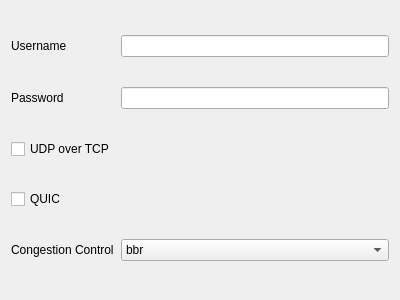
This is include/ui/profile/edit_naive.ui in Yulinanami/ethernet-tun-test as Qt 5 draws it before an edit. The edited form follows.
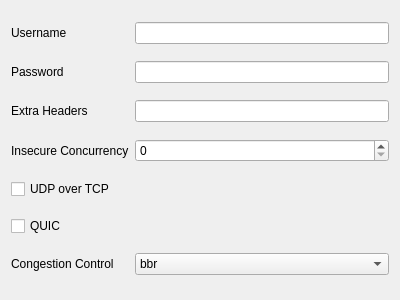
This is the edited form.

```diff
--- a/include/ui/profile/edit_naive.ui
+++ b/include/ui/profile/edit_naive.ui
@@ -21,7 +21,7 @@
      </property>
     </widget>
    </item>
-   <item row="2" column="0">
+   <item row="4" column="0">
     <widget class="QCheckBox" name="uot">
      <property name="text">
       <string>UDP over TCP</string>
@@ -41,7 +41,7 @@
      </property>
     </widget>
    </item>
-   <item row="4" column="1">
+   <item row="6" column="1">
     <widget class="QComboBox" name="congestion_control">
      <item>
       <property name="text">
@@ -65,20 +65,51 @@
      </item>
     </widget>
    </item>
-   <item row="4" column="0">
+   <item row="6" column="0">
     <widget class="QLabel" name="label_3">
      <property name="text">
       <string>Congestion Control</string>
      </property>
     </widget>
    </item>
-   <item row="3" column="0">
+   <item row="5" column="0">
     <widget class="QCheckBox" name="quic">
      <property name="text">
       <string>QUIC</string>
      </property>
     </widget>
    </item>
+   <item row="2" column="0">
+    <widget class="QLabel" name="label_4">
+     <property name="text">
+      <string>Extra Headers</string>
+     </property>
+    </widget>
+   </item>
+   <item row="2" column="1">
+    <widget class="QLineEdit" name="extra_headers">
+     <property name="toolTip">
+      <string>Headers sent to the proxy server, e.g. X-Username="user" X-Password="pass"</string>
+     </property>
+    </widget>
+   </item>
+   <item row="3" column="0">
+    <widget class="QLabel" name="label_5">
+     <property name="text">
+      <string>Insecure Concurrency</string>
+     </property>
+    </widget>
+   </item>
+   <item row="3" column="1">
+    <widget class="QSpinBox" name="insecure_concurrency">
+     <property name="maximum">
+      <number>64</number>
+     </property>
+     <property name="toolTip">
+      <string>Parallel tunnel connections to the server, 0 to disable. More connections are easier to detect.</string>
+     </property>
+    </widget>
+   </item>
   </layout>
  </widget>
  <resources/>
```
Left out of the diff: 11 changed lines with no effect on the pictures.
